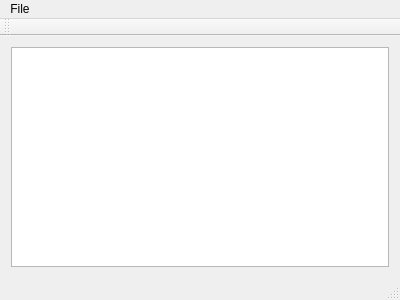
Qt form mainwindow.ui (crumblingstatue/NoLifeExplorer) before a commit.
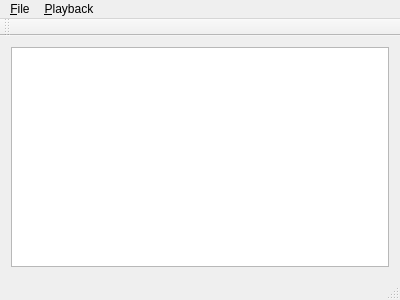
The same form after that commit.

The edit to the form file:
```diff
--- a/mainwindow.ui
+++ b/mainwindow.ui
@@ -31,11 +31,18 @@
    </property>
    <widget class="QMenu" name="menuFile">
     <property name="title">
-     <string>File</string>
+     <string>&amp;File</string>
     </property>
     <addaction name="action_Open"/>
    </widget>
+   <widget class="QMenu" name="menu_Playback">
+    <property name="title">
+     <string>&amp;Playback</string>
+    </property>
+    <addaction name="actionLoop"/>
+   </widget>
    <addaction name="menuFile"/>
+   <addaction name="menu_Playback"/>
   </widget>
   <widget class="QToolBar" name="mainToolBar">
    <attribute name="toolBarArea">
```
Left out of the diff: 11 changed lines with no effect on the pictures.
